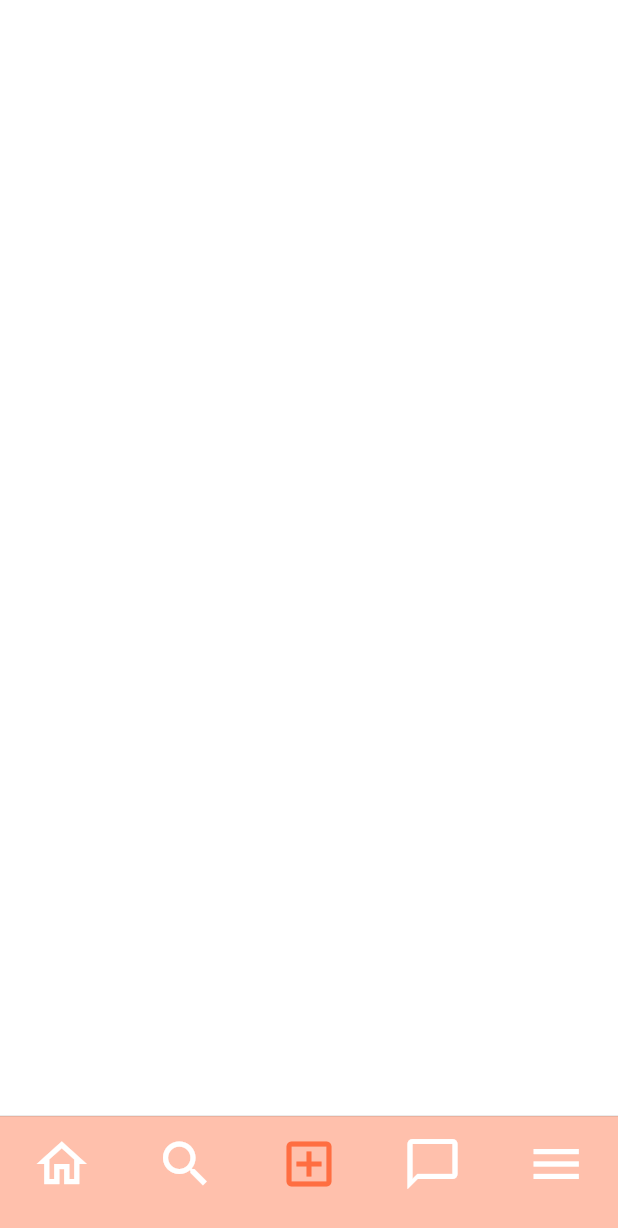
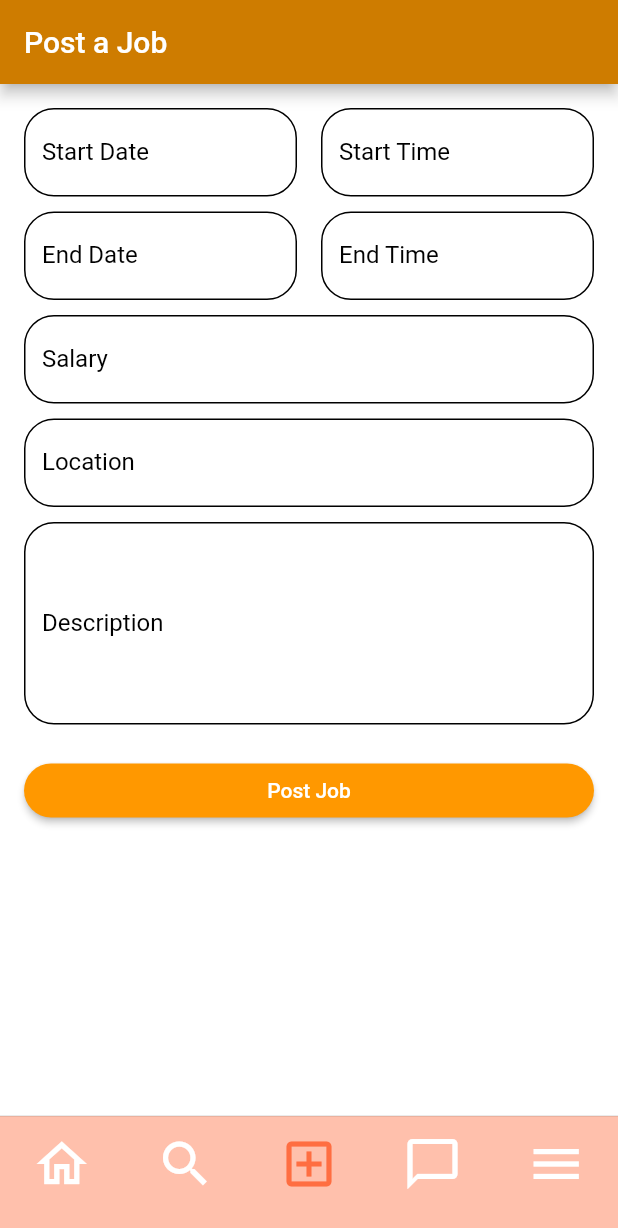
Before and after one commit to bathiyapathum/PartTimeNow_flutter_app, a Flutter app: the screen it shows once a user with an empty profile is signed in, swiped to page 3, on a phone screen of 412 x 824 dp. Shown: the top 1228 px of the screen. Run offline on Flutter 3.47's test engine with Material 2 defaults, Android fonts, the phone set to English and light mode, and no system bars; our stand-ins replace cloud_firestore, firebase_auth, firebase_core, firebase_storage, image_picker; accounts and stored records are empty; network calls fail; project files that could hold a hidden picture were left out.

Commit message:
Add Job Post

```diff
--- /dev/null
+++ b/lib/screens/post_job_screen.dart
@@ -0,0 +1,196 @@
+import 'package:flutter/material.dart';
+
+class PostJobScreen extends StatefulWidget {
+  const PostJobScreen({Key? key});
+
+  @override
+  State<PostJobScreen> createState() => _PostJobScreenState();
+}
+
+class _PostJobScreenState extends State<PostJobScreen> {
+  final TextEditingController startDateController = TextEditingController();
+  final TextEditingController startTimeController = TextEditingController();
+  final TextEditingController endDateController = TextEditingController();
+  final TextEditingController endTimeController = TextEditingController();
+  final TextEditingController salaryController = TextEditingController();
+  final TextEditingController locationController = TextEditingController();
+  final TextEditingController descriptionController = TextEditingController();
+
+  @override
+  void dispose() {
+    super.dispose();
+    startDateController.dispose();
+    startTimeController.dispose();
+    endDateController.dispose();
+    endTimeController.dispose();
+    salaryController.dispose();
+    locationController.dispose();
+    descriptionController.dispose();
+  }
+
+  Future<void> _selectDate(
+      BuildContext context, TextEditingController controller) async {
+    final DateTime? picked = await showDatePicker(
+      context: context,
+      initialDate: DateTime.now(),
+      firstDate: DateTime(2000),
+      lastDate: DateTime(2101),
+    );
+    if (picked != null && picked != DateTime.now()) {
+      setState(() {
+        controller.text = picked.toString();
+      });
+    }
+  }
+
+  Future<void> _selectTime(
+      BuildContext context, TextEditingController controller) async {
+    final TimeOfDay? picked = await showTimePicker(
+      context: context,
+      initialTime: TimeOfDay.now(),
+    );
+    if (picked != null) {
+      setState(() {
+        controller.text = picked.format(context);
+      });
+    }
+  }
+
+  @override
+  Widget build(BuildContext context) {
+    return Scaffold(
+      appBar: AppBar(
+        title: Text('Post a Job'),
+        backgroundColor: Color.fromARGB(255, 206, 124, 0),
+      ),
+      body: Padding(
+        padding: const EdgeInsets.all(16.0),
+        child: ListView(
+          children: [
+            Column(
+              children: [
+                Row(
+                  mainAxisAlignment: MainAxisAlignment.spaceEvenly,
+                  children: [
+                    Expanded(
+                      child: Container(
+                        margin: EdgeInsets.only(
+                            right:
+                                8), // Add gap between Start Date and Start Time
+                        child:
+                            buildTextField('Start Date', startDateController),
+                      ),
+                    ),
+                    Expanded(
+                      child: Container(
+                        margin: EdgeInsets.only(
+                            left:
+                                8), // Add gap between Start Date and Start Time
+                        child:
+                            buildTextField('Start Time', startTimeController),
+                      ),
+                    ),
+                  ],
+                ),
+              ],
+            ),
+            SizedBox(height: 10),
+            Column(
+              children: [
+                Row(
+                  mainAxisAlignment: MainAxisAlignment.spaceEvenly,
+                  children: [
+                    Expanded(
+                      child: Container(
+                        margin: EdgeInsets.only(
+                            right: 8), // Add gap between End Date and End Time
+                        child: buildTextField('End Date', endDateController),
+                      ),
+                    ),
+                    Expanded(
+                      child: Container(
+                        margin: EdgeInsets.only(
+                            left: 8), // Add gap between End Date and End Time
+                        child: buildTextField('End Time', endTimeController),
+                      ),
+                    ),
+                  ],
+                ),
+              ],
+            ),
+            SizedBox(height: 10),
+            buildTextField('Salary', salaryController),
+            SizedBox(height: 10),
+            buildTextField('Location', locationController),
+            SizedBox(height: 10),
+            buildDescriptionField(),
+            SizedBox(height: 20),
+            ElevatedButton(
+              onPressed: () {
+                // Handle the form submission here
+              },
+              style: ElevatedButton.styleFrom(
+                primary: Colors.orange, // Button background color
+                onPrimary: Colors.white, // Button text color
+                shape: RoundedRectangleBorder(
+                  borderRadius: BorderRadius.circular(20), // Rounded corners
+                ),
+              ),
+              child: Text('Post Job'),
+            ),
+          ],
+        ),
+      ),
+    );
+  }
+
+  Widget buildTextField(String labelText, TextEditingController controller) {
+    return TextField(
+      controller: controller,
+      style: TextStyle(color: Colors.black),
+      decoration: InputDecoration(
+        labelText: labelText,
+        labelStyle: TextStyle(color: Colors.black),
+        hintText: 'Enter a value',
+        hintStyle: TextStyle(color: Colors.grey),
+        enabledBorder: OutlineInputBorder(
+          borderSide: BorderSide(color: Colors.black),
+          borderRadius: BorderRadius.circular(20),
+        ),
+        focusedBorder: OutlineInputBorder(
+          borderSide: BorderSide(color: Color.fromARGB(255, 206, 124, 0)),
+          borderRadius: BorderRadius.circular(20),
+        ),
+      ),
+      onTap: () {
+        if (labelText.contains('Date')) {
+          _selectDate(context, controller);
+        } else if (labelText.contains('Time')) {
+          _selectTime(context, controller);
+        }
+      },
+    );
+  }
+
+  Widget buildDescriptionField() {
+    return TextField(
+      controller: descriptionController,
+      style: TextStyle(color: Colors.black),
+      maxLines: 5,
+      decoration: InputDecoration(
+        labelText: 'Description',
+        labelStyle: TextStyle(color: Colors.black),
+        hintText: 'Enter a description',
+        hintStyle: TextStyle(color: Colors.grey),
+        enabledBorder: OutlineInputBorder(
+          borderSide: BorderSide(color: Colors.black),
+          borderRadius: BorderRadius.circular(20),
+        ),
+        focusedBorder: OutlineInputBorder(
+          borderSide: BorderSide(color: Colors.orange),
+          borderRadius: BorderRadius.circular(20),
+        ),
+      ),
+    );
+  }
+}
--- a/lib/utils/global_variable.dart
+++ b/lib/utils/global_variable.dart
@@ -1,6 +1,7 @@
 import 'package:flutter/material.dart';
 import 'package:parttimenow_flutter/screens/feed_screen_layout.dart';
 import 'package:parttimenow_flutter/screens/menue_screen_layout.dart';
+import 'package:parttimenow_flutter/screens/post_job_screen.dart';
 
 const mobileScreenSize = 600;
 const webScreenSize = 600;
@@ -8,7 +9,7 @@ const webScreenSize = 600;
 const homeScreenItems = [
   FeedScreenLayout(),
   Text('Search'),
-  Text('Add'),
+  PostJobScreen(),
   Text('Message'),
   MenueScreen(),
 ];
```
Also changed, not shown: 2 other files.
